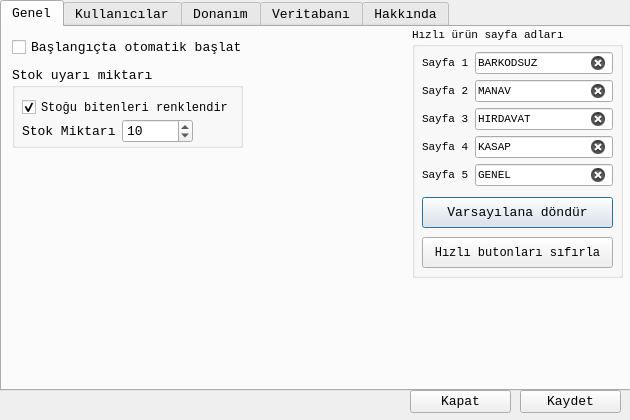
Above: ayarlardialog.ui from mamoo81/bhss before the change. Below: the same form after it.
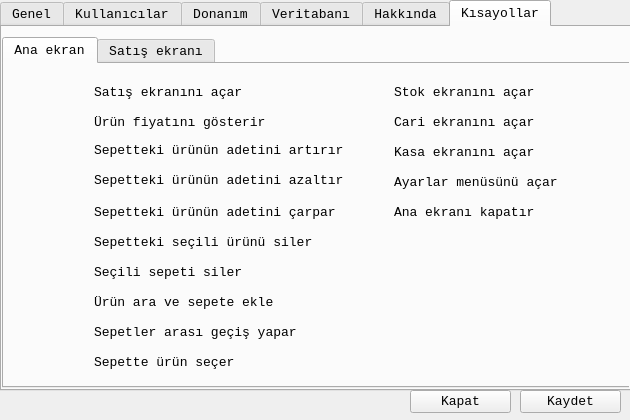
That is the form after the change. Icons and pictures are not drawn.

Commit message: kısayollar tablosu eklendi.

Diff of the .ui file:
```diff
--- a/ayarlardialog.ui
+++ b/ayarlardialog.ui
@@ -41,7 +41,7 @@
     </rect>
    </property>
    <property name="currentIndex">
-    <number>0</number>
+    <number>5</number>
    </property>
    <widget class="QWidget" name="tabGenel">
     <attribute name="title">
@@ -1450,6 +1450,589 @@
      </layout>
     </widget>
    </widget>
+   <widget class="QWidget" name="tab_2">
+    <attribute name="title">
+     <string>Kısayollar</string>
+    </attribute>
+    <widget class="QTabWidget" name="tabWidget_2">
+     <property name="geometry">
+      <rect>
+       <x>0</x>
+       <y>10</y>
+       <width>631</width>
+       <height>351</height>
+      </rect>
+     </property>
+     <property name="currentIndex">
+      <number>0</number>
+     </property>
+     <widget class="QWidget" name="tab_3">
+      <attribute name="title">
+       <string>Ana ekran</string>
+      </attribute>
+      <widget class="QLabel" name="label_38">
+       <property name="geometry">
+        <rect>
+         <x>90</x>
+         <y>20</y>
+         <width>149</width>
+         <height>17</height>
+        </rect>
+       </property>
+       <property name="text">
+        <string>Satış ekranını açar</string>
+       </property>
+      </widget>
+      <widget class="QLabel" name="label_40">
+       <property name="geometry">
+        <rect>
+         <x>90</x>
+         <y>50</y>
+         <width>251</width>
+         <height>17</height>
+        </rect>
+       </property>
+       <property name="text">
+        <string>Ürün fiyatını gösterir</string>
+       </property>
+      </widget>
+      <widget class="QLabel" name="label_37">
+       <property name="geometry">
+        <rect>
+         <x>11</x>
+         <y>10</y>
+         <width>41</width>
+         <height>31</height>
+        </rect>
+       </property>
+       <property name="text">
+        <string/>
+       </property>
+       <property name="pixmap">
+        <pixmap resource="images.qrc">:/images/ui/enter-key.png</pixmap>
+       </property>
+       <property name="scaledContents">
+        <bool>true</bool>
+       </property>
+       <property name="wordWrap">
+        <bool>false</bool>
+       </property>
+      </widget>
+      <widget class="QLabel" name="label_42">
+       <property name="geometry">
+        <rect>
+         <x>11</x>
+         <y>70</y>
+         <width>41</width>
+         <height>31</height>
+        </rect>
+       </property>
+       <property name="text">
+        <string/>
+       </property>
+       <property name="pixmap">
+        <pixmap resource="images.qrc">:/images/ui/plus-key.png</pixmap>
+       </property>
+       <property name="scaledContents">
+        <bool>true</bool>
+       </property>
+      </widget>
+      <widget class="QLabel" name="label_41">
+       <property name="geometry">
+        <rect>
+         <x>90</x>
+         <y>70</y>
+         <width>251</width>
+         <height>32</height>
+        </rect>
+       </property>
+       <property name="text">
+        <string>Sepetteki ürünün adetini artırır</string>
+       </property>
+      </widget>
+      <widget class="QLabel" name="label_44">
+       <property name="geometry">
+        <rect>
+         <x>11</x>
+         <y>100</y>
+         <width>41</width>
+         <height>31</height>
+        </rect>
+       </property>
+       <property name="text">
+        <string/>
+       </property>
+       <property name="pixmap">
+        <pixmap resource="images.qrc">:/images/ui/minus-key.png</pixmap>
+       </property>
+       <property name="scaledContents">
+        <bool>true</bool>
+       </property>
+      </widget>
+      <widget class="QLabel" name="label_39">
+       <property name="geometry">
+        <rect>
+         <x>11</x>
+         <y>40</y>
+         <width>41</width>
+         <height>31</height>
+        </rect>
+       </property>
+       <property name="text">
+        <string/>
+       </property>
+       <property name="pixmap">
+        <pixmap resource="images.qrc">:/images/ui/f-key.png</pixmap>
+       </property>
+       <property name="scaledContents">
+        <bool>true</bool>
+       </property>
+      </widget>
+      <widget class="QLabel" name="label_43">
+       <property name="geometry">
+        <rect>
+         <x>90</x>
+         <y>100</y>
+         <width>251</width>
+         <height>32</height>
+        </rect>
+       </property>
+       <property name="text">
+        <string>Sepetteki ürünün adetini azaltır</string>
+       </property>
+      </widget>
+      <widget class="QLabel" name="label_53">
+       <property name="geometry">
+        <rect>
+         <x>50</x>
+         <y>220</y>
+         <width>41</width>
+         <height>31</height>
+        </rect>
+       </property>
+       <property name="text">
+        <string/>
+       </property>
+       <property name="pixmap">
+        <pixmap resource="images.qrc">:/images/ui/f-key.png</pixmap>
+       </property>
+       <property name="scaledContents">
+        <bool>true</bool>
+       </property>
+      </widget>
+      <widget class="QLabel" name="label_45">
+       <property name="geometry">
+        <rect>
+         <x>11</x>
+         <y>160</y>
+         <width>41</width>
+         <height>31</height>
+        </rect>
+       </property>
+       <property name="text">
+        <string/>
+       </property>
+       <property name="pixmap">
+        <pixmap resource="images.qrc">:/images/ui/f3-key.png</pixmap>
+       </property>
+       <property name="scaledContents">
+        <bool>true</bool>
+       </property>
+      </widget>
+      <widget class="QLabel" name="label_52">
+       <property name="geometry">
+        <rect>
+         <x>11</x>
+         <y>220</y>
+         <width>41</width>
+         <height>31</height>
+        </rect>
+       </property>
+       <property name="text">
+        <string/>
+       </property>
+       <property name="pixmap">
+        <pixmap resource="images.qrc">:/images/ui/ctrl-key.png</pixmap>
+       </property>
+       <property name="scaledContents">
+        <bool>true</bool>
+       </property>
+      </widget>
+      <widget class="QLabel" name="label_50">
+       <property name="geometry">
+        <rect>
+         <x>11</x>
+         <y>130</y>
+         <width>41</width>
+         <height>31</height>
+        </rect>
+       </property>
+       <property name="text">
+        <string/>
+       </property>
+       <property name="pixmap">
+        <pixmap resource="images.qrc">:/images/ui/asterisk-key.png</pixmap>
+       </property>
+       <property name="scaledContents">
+        <bool>true</bool>
+       </property>
+      </widget>
+      <widget class="QLabel" name="label_49">
+       <property name="geometry">
+        <rect>
+         <x>90</x>
+         <y>140</y>
+         <width>251</width>
+         <height>17</height>
+        </rect>
+       </property>
+       <property name="text">
+        <string>Sepetteki ürünün adetini çarpar</string>
+       </property>
+      </widget>
+      <widget class="QLabel" name="label_48">
+       <property name="geometry">
+        <rect>
+         <x>90</x>
+         <y>200</y>
+         <width>251</width>
+         <height>17</height>
+        </rect>
+       </property>
+       <property name="text">
+        <string>Seçili sepeti siler</string>
+       </property>
+      </widget>
+      <widget class="QLabel" name="label_46">
+       <property name="geometry">
+        <rect>
+         <x>90</x>
+         <y>170</y>
+         <width>251</width>
+         <height>17</height>
+        </rect>
+       </property>
+       <property name="text">
+        <string>Sepetteki seçili ürünü siler</string>
+       </property>
+      </widget>
+      <widget class="QLabel" name="label_47">
+       <property name="geometry">
+        <rect>
+         <x>11</x>
+         <y>190</y>
+         <width>41</width>
+         <height>31</height>
+        </rect>
+       </property>
+       <property name="text">
+        <string/>
+       </property>
+       <property name="pixmap">
+        <pixmap resource="images.qrc">:/images/ui/f5-key.png</pixmap>
+       </property>
+       <property name="scaledContents">
+        <bool>true</bool>
+       </property>
+      </widget>
+      <widget class="QLabel" name="label_51">
+       <property name="geometry">
+        <rect>
+         <x>90</x>
+         <y>230</y>
+         <width>251</width>
+         <height>17</height>
+        </rect>
+       </property>
+       <property name="text">
+        <string>Ürün ara ve sepete ekle</string>
+       </property>
+      </widget>
+      <widget class="QLabel" name="label_54">
+       <property name="geometry">
+        <rect>
+         <x>10</x>
+         <y>250</y>
+         <width>41</width>
+         <height>31</height>
+        </rect>
+       </property>
+       <property name="text">
+        <string/>
+       </property>
+       <property name="pixmap">
+        <pixmap resource="images.qrc">:/images/ui/left-arrow-key.png</pixmap>
+       </property>
+       <property name="scaledContents">
+        <bool>true</bool>
+       </property>
+      </widget>
+      <widget class="QLabel" name="label_55">
+       <property name="geometry">
+        <rect>
+         <x>50</x>
+         <y>250</y>
+         <width>41</width>
+         <height>31</height>
+        </rect>
+       </property>
+       <property name="text">
+        <string/>
+       </property>
+       <property name="pixmap">
+        <pixmap resource="images.qrc">:/images/ui/right-arrow-key.png</pixmap>
+       </property>
+       <property name="scaledContents">
+        <bool>true</bool>
+       </property>
+      </widget>
+      <widget class="QLabel" name="label_56">
+       <property name="geometry">
+        <rect>
+         <x>90</x>
+         <y>260</y>
+         <width>251</width>
+         <height>17</height>
+        </rect>
+       </property>
+       <property name="text">
+        <string>Sepetler arası geçiş yapar</string>
+       </property>
+      </widget>
+      <widget class="QLabel" name="label_57">
+       <property name="geometry">
+        <rect>
+         <x>50</x>
+         <y>280</y>
+         <width>41</width>
+         <height>31</height>
+        </rect>
+       </property>
+       <property name="text">
+        <string/>
+       </property>
+       <property name="pixmap">
+        <pixmap resource="images.qrc">:/images/ui/down-arrow-key.png</pixmap>
+       </property>
+       <property name="scaledContents">
+        <bool>true</bool>
+       </property>
+      </widget>
+      <widget class="QLabel" name="label_58">
+       <property name="geometry">
+        <rect>
+         <x>10</x>
+         <y>280</y>
+         <width>41</width>
+         <height>31</height>
+        </rect>
+       </property>
+       <property name="text">
+        <string/>
+       </property>
+       <property name="pixmap">
+        <pixmap resource="images.qrc">:/images/ui/up-arrow-key.png</pixmap>
+       </property>
+       <property name="scaledContents">
+        <bool>true</bool>
+       </property>
+      </widget>
+      <widget class="QLabel" name="label_59">
+       <property name="geometry">
+        <rect>
+         <x>90</x>
+         <y>290</y>
+         <width>251</width>
+         <height>17</height>
+        </rect>
+       </property>
+       <property name="text">
+        <string>Sepette ürün seçer</string>
+       </property>
+      </widget>
+      <widget class="QLabel" name="label_60">
+       <property name="geometry">
+        <rect>
+         <x>350</x>
+         <y>10</y>
+         <width>41</width>
+         <height>31</height>
+        </rect>
+       </property>
+       <property name="text">
+        <string/>
+       </property>
+       <property name="pixmap">
+        <pixmap resource="images.qrc">:/images/ui/f9-key.png</pixmap>
+       </property>
+       <property name="scaledContents">
+        <bool>true</bool>
+       </property>
+       <property name="wordWrap">
+        <bool>false</bool>
+       </property>
+      </widget>
+      <widget class="QLabel" name="label_61">
+       <property name="geometry">
+        <rect>
+         <x>390</x>
+         <y>20</y>
+         <width>231</width>
+         <height>17</height>
+        </rect>
+       </property>
+       <property name="text">
+        <string>Stok ekranını açar</string>
+       </property>
+      </widget>
+      <widget class="QLabel" name="label_62">
+       <property name="geometry">
+        <rect>
+         <x>390</x>
+         <y>50</y>
+         <width>231</width>
+         <height>17</height>
+        </rect>
+       </property>
+       <property name="text">
+        <string>Cari ekranını açar</string>
+       </property>
+      </widget>
+      <widget class="QLabel" name="label_63">
+       <property name="geometry">
+        <rect>
+         <x>350</x>
+         <y>40</y>
+         <width>41</width>
+         <height>31</height>
+        </rect>
+       </property>
+       <property name="text">
+        <string/>
+       </property>
+       <property name="pixmap">
+        <pixmap resource="images.qrc">:/images/ui/f10-key.png</pixmap>
+       </property>
+       <property name="scaledContents">
+        <bool>true</bool>
+       </property>
+       <property name="wordWrap">
+        <bool>false</bool>
+       </property>
+      </widget>
+      <widget class="QLabel" name="label_64">
+       <property name="geometry">
+        <rect>
+         <x>390</x>
+         <y>80</y>
+         <width>231</width>
+         <height>17</height>
+        </rect>
+       </property>
+       <property name="text">
+        <string>Kasa ekranını açar</string>
+       </property>
+      </widget>
+      <widget class="QLabel" name="label_65">
+       <property name="geometry">
+        <rect>
+         <x>350</x>
+         <y>70</y>
+         <width>41</width>
+         <height>31</height>
+        </rect>
+       </property>
+       <property name="text">
+        <string/>
+       </property>
+       <property name="pixmap">
+        <pixmap resource="images.qrc">:/images/ui/f11-key.png</pixmap>
+       </property>
+       <property name="scaledContents">
+        <bool>true</bool>
+       </property>
+       <property name="wordWrap">
+        <bool>false</bool>
+       </property>
+      </widget>
+      <widget class="QLabel" name="label_66">
+       <property name="geometry">
+        <rect>
+         <x>390</x>
+         <y>110</y>
+         <width>231</width>
+         <height>17</height>
+        </rect>
+       </property>
+       <property name="text">
+        <string>Ayarlar menüsünü açar</string>
+       </property>
+      </widget>
+      <widget class="QLabel" name="label_67">
+       <property name="geometry">
+        <rect>
+         <x>350</x>
+         <y>100</y>
+         <width>41</width>
+         <height>31</height>
+        </rect>
+       </property>
+       <property name="text">
+        <string/>
+       </property>
+       <property name="pixmap">
+        <pixmap resource="images.qrc">:/images/ui/f12-key.png</pixmap>
+       </property>
+       <property name="scaledContents">
+        <bool>true</bool>
+       </property>
+       <property name="wordWrap">
+        <bool>false</bool>
+       </property>
+      </widget>
+      <widget class="QLabel" name="label_68">
+       <property name="geometry">
+        <rect>
+         <x>390</x>
+         <y>140</y>
+         <width>231</width>
+         <height>17</height>
+        </rect>
+       </property>
+       <property name="text">
+        <string>Ana ekranı kapatır</string>
+       </property>
+      </widget>
+      <widget class="QLabel" name="label_69">
+       <property name="geometry">
+        <rect>
+         <x>350</x>
+         <y>130</y>
+         <width>41</width>
+         <height>31</height>
+        </rect>
+       </property>
+       <property name="text">
+        <string/>
+       </property>
+       <property name="pixmap">
+        <pixmap resource="images.qrc">:/images/ui/esc-key.png</pixmap>
+       </property>
+       <property name="scaledContents">
+        <bool>true</bool>
+       </property>
+       <property name="wordWrap">
+        <bool>false</bool>
+       </property>
+      </widget>
+     </widget>
+     <widget class="QWidget" name="tab_4">
+      <attribute name="title">
+       <string>Satış ekranı</string>
+      </attribute>
+     </widget>
+    </widget>
+   </widget>
   </widget>
   <widget class="QPushButton" name="pushButton">
    <property name="geometry">
```
Left out of the diff: 4 changed lines with no effect on the pictures. The commit also changes 24 other files.
